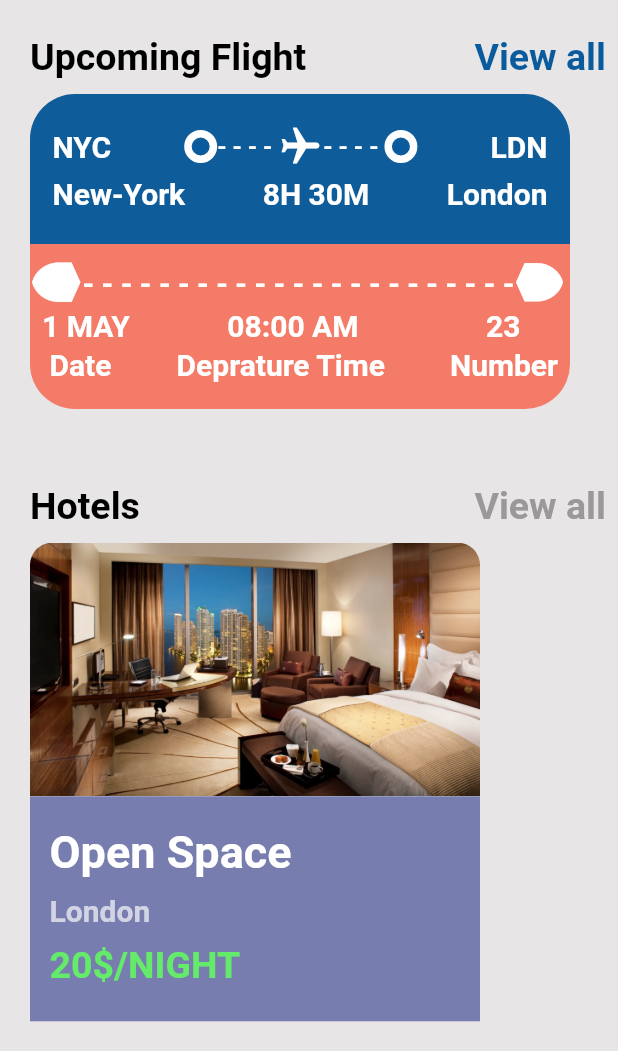
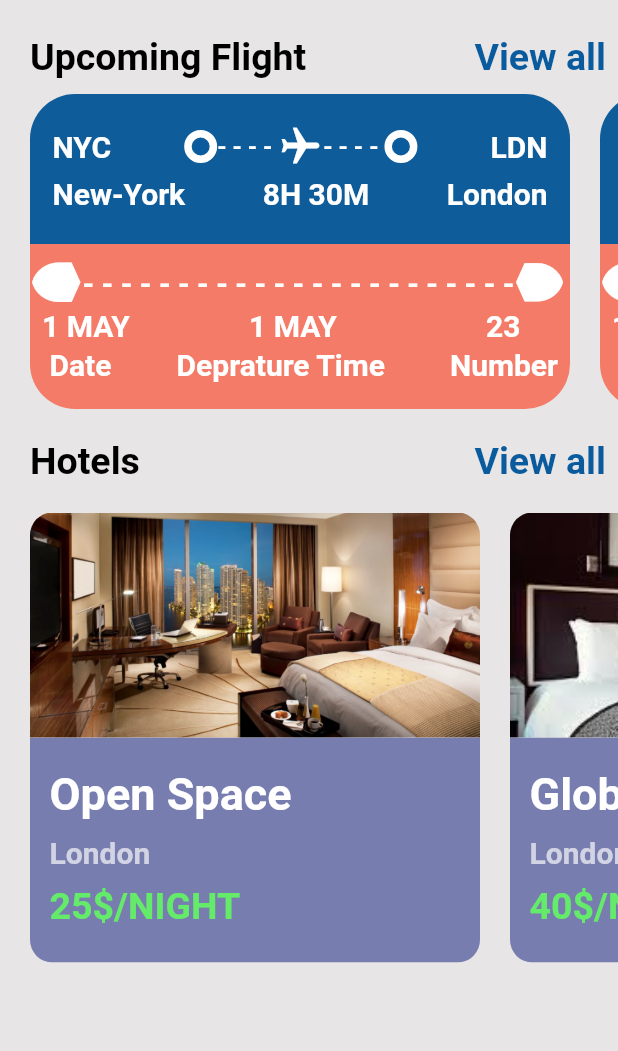
Before and after one commit to 7am3laa/Booking-Tickets-System, a Flutter app: the HomeScreen screen opened directly, on a phone screen of 412 x 824 dp, the part 185-1236 px from its top. Run offline on Flutter 3.47's test engine with Material 3 defaults, Android fonts, the phone set to English and light mode, and no system bars; our stand-ins replace gap, sqflite; accounts and stored records are empty.

Commit message:
Making the flight and hotel card dynamic

```diff
--- a/lib/Screens/homescreen.dart
+++ b/lib/Screens/homescreen.dart
@@ -1,11 +1,16 @@
+import 'package:flutter/cupertino.dart';
 import 'package:flutter/material.dart';
-import 'package:projectf/Widgets/CustomForFlightCards/cardtext.dart';
+import 'package:projectf/Screens/flightscreen.dart';
+import 'package:projectf/Screens/hotelscreen.dart';
 import 'package:projectf/Widgets/CustomForFlightCards/hotelcard.dart';
 import 'package:projectf/Widgets/CustomForFlightCards/placeflightcard.dart';
 import 'package:projectf/Widgets/CustomForFlightCards/timeflightcard.dart';
+import 'package:projectf/constant.dart';
 
 class HomeScreen extends StatelessWidget {
-  const HomeScreen({super.key});
+  HomeScreen({super.key});
+  List<Map<String, dynamic>> ticketList = DataSet().ticketList;
+  List<Map<String, dynamic>> hotelList = DataSet().hotelList;
 
   @override
   Widget build(BuildContext context) {
@@ -65,15 +70,15 @@ class HomeScreen extends StatelessWidget {
             const SizedBox(
               height: 20,
             ),
-            const Padding(
-              padding: EdgeInsets.only(left: 20.0),
+            Padding(
+              padding: const EdgeInsets.only(left: 20.0),
               child: Column(
                 crossAxisAlignment: CrossAxisAlignment.start,
                 children: [
                   Row(
                     mainAxisAlignment: MainAxisAlignment.spaceBetween,
                     children: [
-                      Text(
+                      const Text(
                         "Upcoming Flight",
                         style: TextStyle(
                             fontSize: 25,
@@ -81,8 +86,17 @@ class HomeScreen extends StatelessWidget {
                             fontWeight: FontWeight.bold),
                       ),
                       Padding(
-                        padding: EdgeInsets.only(right: 8.0),
-                        child: Text(
+                        padding: const EdgeInsets.only(right: 8.0),
+                        child: GestureDetector(
+                          onTap: () {
+                            Navigator.push(
+                              context,
+                              MaterialPageRoute(
+                                builder: (context) => FlightScreen(),
+                              ),
+                            );
+                          },
+                          child: const Text(
                             "View all",
                             style: TextStyle(
                                 fontSize: 25,
@@ -90,20 +104,44 @@ class HomeScreen extends StatelessWidget {
                                 fontWeight: FontWeight.bold),
                           ),
                         ),
+                      ),
                     ],
                   ),
-                  SizedBox(
+                  const SizedBox(
                     height: 10,
                   ),
-                  PlaceFlightCard(),
-                  TimeFlightCard(),
                   SizedBox(
-                    height: 50,
+                    height: 210,
+                    child: ListView.builder(
+                      scrollDirection: Axis.horizontal,
+                      itemCount: ticketList.length,
+                      itemBuilder: (BuildContext context, int index) {
+                        final item = ticketList[index];
+                        return Column(
+                          children: [
+                            PlaceFlightCard(
+                                sourceName: item['from']['name'],
+                                sourceCode: item['from']['code'],
+                                destinationName: item['to']['name'],
+                                destinationCode: item['to']['code'],
+                                flyingTime: item['flying_time']),
+                            TimeFlightCard(
+                              flightDate: item['date'],
+                              flightTime: item['departure_time'],
+                              flightNumber: item['number'],
+                            )
+                          ],
+                        );
+                      },
+                    ),
+                  ),
+                  const SizedBox(
+                    height: 20,
                   ),
                   Row(
                     mainAxisAlignment: MainAxisAlignment.spaceBetween,
                     children: [
-                      Text(
+                      const Text(
                         "Hotels",
                         style: TextStyle(
                             fontSize: 25,
@@ -111,21 +149,48 @@ class HomeScreen extends StatelessWidget {
                             fontWeight: FontWeight.bold),
                       ),
                       Padding(
-                        padding: EdgeInsets.only(right: 8.0),
-                        child: Text(
+                        padding: const EdgeInsets.only(right: 8.0),
+                        child: GestureDetector(
+                          onTap: () {
+                            Navigator.push(
+                              context,
+                              MaterialPageRoute(
+                                builder: (context) => HotelScreen(),
+                              ),
+                            );
+                          },
+                          child: const Text(
                             "View all",
                             style: TextStyle(
                                 fontSize: 25,
-                              color: Color.fromARGB(255, 154, 152, 152),
+                                color: Color.fromARGB(255, 10, 91, 158),
                                 fontWeight: FontWeight.bold),
+                          ),
                         ),
                       ),
                     ],
                   ),
+                  const SizedBox(
+                    height: 20,
+                  ),
                   SizedBox(
-                    height: 10,
+                    height: 300,
+                    child: ListView.builder(
+                      scrollDirection: Axis.horizontal,
+                      itemCount: hotelList.length,
+                      itemBuilder: (BuildContext context, int index) {
+                        final item = hotelList[index];
+                        return HotelCard(
+                          containerWidth: 300,
+                          containerHeight: 150,
+                          hotelImage: item['image'],
+                          hotelName: item['name'],
+                          hotelPlace: item['place'],
+                          nightPrice: item['price'],
+                        );
+                      },
                     ),
-                  HotelCard(),
+                  ),
                 ],
               ),
             ),
--- a/lib/Widgets/CustomForFlightCards/cardtext.dart
+++ b/lib/Widgets/CustomForFlightCards/cardtext.dart
@@ -1,5 +1,6 @@
 import 'package:flutter/material.dart';
 
+// ignore: must_be_immutable
 class CardText extends StatelessWidget {
   Color textColor;
   double fontSize;
--- a/lib/Widgets/CustomForFlightCards/hotelcard.dart
+++ b/lib/Widgets/CustomForFlightCards/hotelcard.dart
@@ -2,49 +2,74 @@ import 'package:flutter/material.dart';
 import 'package:projectf/Widgets/CustomForFlightCards/cardtext.dart';
 
 class HotelCard extends StatelessWidget {
-  const HotelCard({
+  String hotelName;
+  String hotelPlace;
+  String hotelImage;
+  int nightPrice;
+  final double containerWidth;
+  final double containerHeight;
+  HotelCard({
+    required this.containerHeight,
+    required this.containerWidth,
+    required this.hotelImage,
+    required this.hotelName,
+    required this.hotelPlace,
+    required this.nightPrice,
     super.key,
   });
 
   @override
   Widget build(BuildContext context) {
-    return Column(
+    return Row(
       children: [
-        ClipRRect(
+        Column(
+          children: [
+            SizedBox(
+              width: containerWidth,
+              height: 150,
+              child: ClipRRect(
                 borderRadius: const BorderRadius.only(
                   topLeft: Radius.circular(15),
                   topRight: Radius.circular(15),
                 ),
                 child: Image.asset(
-            'assets/images/hotel1.png',
-            width: 300,
+                  'assets/images/hotels/$hotelImage',
+                  width: containerWidth,
+                  height: containerHeight,
+                  fit: BoxFit.cover,
                 ),
               ),
-        Container(
+            ),
+            ClipRRect(
+              borderRadius: const BorderRadius.only(
+                bottomLeft: Radius.circular(15),
+                bottomRight: Radius.circular(15),
+              ),
+              child: Container(
                 color: const Color(0xFF787DAF),
-          width: 300,
-          height: 150,
+                width: containerWidth,
+                height: containerHeight,
                 child: Padding(
                   padding: const EdgeInsets.only(top: 20.0, left: 13),
                   child: Column(
                     crossAxisAlignment: CrossAxisAlignment.start,
                     children: [
                       CardText(
-                    textContent: 'Open Space',
+                          textContent: hotelName,
                           textColor: Colors.white,
                           fontSize: 30),
                       const SizedBox(
                         height: 10,
                       ),
                       CardText(
-                    textContent: 'London',
+                          textContent: hotelPlace,
                           textColor: const Color.fromARGB(170, 255, 255, 255),
                           fontSize: 20),
                       const SizedBox(
                         height: 10,
                       ),
                       CardText(
-                  textContent: "20\$/NIGHT",
+                        textContent: "$nightPrice\$/NIGHT",
                         textColor: const Color.fromARGB(255, 100, 235, 105),
                         fontSize: 25,
                         textWeight: 'Yes',
@@ -52,7 +77,14 @@ class HotelCard extends StatelessWidget {
                     ],
                   ),
                 ),
+              ),
             )
+          ],
+        ),
+        const SizedBox(
+          height: 20,
+          width: 20,
+        ),
       ],
     );
   }
--- a/lib/Widgets/CustomForFlightCards/placeflightcard.dart
+++ b/lib/Widgets/CustomForFlightCards/placeflightcard.dart
@@ -2,11 +2,25 @@ import 'package:flutter/material.dart';
 import 'package:projectf/Widgets/CustomForFlightCards/cardtext.dart';
 
 class PlaceFlightCard extends StatelessWidget {
-  const PlaceFlightCard({super.key});
+  String sourceName;
+  String sourceCode;
+  String destinationName;
+  String destinationCode;
+  String flyingTime;
+
+  PlaceFlightCard(
+      {required this.sourceName,
+      required this.sourceCode,
+      required this.destinationName,
+      required this.destinationCode,
+      required this.flyingTime,
+      super.key});
 
   @override
   Widget build(BuildContext context) {
-    return ClipRRect(
+    return Row(
+      children: [
+        ClipRRect(
           borderRadius: const BorderRadius.only(
             topLeft: Radius.circular(30.0),
             topRight: Radius.circular(30.0),
@@ -16,15 +30,15 @@ class PlaceFlightCard extends StatelessWidget {
             width: 360,
             height: 100,
             child: Padding(
-          padding:
-              const EdgeInsets.only(left: 15.0, top: 20, bottom: 10, right: 15),
+              padding: const EdgeInsets.only(
+                  left: 15.0, top: 20, bottom: 10, right: 15),
               child: Column(
                 children: [
                   Row(
                     mainAxisAlignment: MainAxisAlignment.spaceBetween,
                     children: [
                       CardText(
-                    textContent: 'NYC',
+                        textContent: sourceCode,
                         textColor: Colors.white,
                         fontSize: 20,
                         textWeight: 'Yes',
@@ -78,7 +92,7 @@ class PlaceFlightCard extends StatelessWidget {
                         ],
                       ),
                       CardText(
-                    textContent: 'LDN',
+                        textContent: destinationCode,
                         textColor: Colors.white,
                         fontSize: 20,
                         textWeight: 'Yes',
@@ -92,23 +106,28 @@ class PlaceFlightCard extends StatelessWidget {
                     mainAxisAlignment: MainAxisAlignment.spaceBetween,
                     children: [
                       CardText(
-                      textContent: 'New-York',
+                          textContent: sourceName,
                           textColor: Colors.white,
                           fontSize: 20),
                       CardText(
-                      textContent: '8H 30M',
+                          textContent: flyingTime,
                           textColor: Colors.white,
                           fontSize: 20),
                       CardText(
-                      textContent: 'London',
+                          textContent: destinationName,
                           textColor: Colors.white,
                           fontSize: 20),
                     ],
-              )
+                  ),
                 ],
               ),
             ),
           ),
+        ),
+        SizedBox(
+          width: 20,
+        )
+      ],
     );
   }
 }
--- a/lib/Widgets/CustomForFlightCards/timeflightcard.dart
+++ b/lib/Widgets/CustomForFlightCards/timeflightcard.dart
@@ -2,13 +2,21 @@ import 'package:flutter/material.dart';
 import 'package:projectf/Widgets/CustomForFlightCards/cardtext.dart';
 
 class TimeFlightCard extends StatelessWidget {
-  const TimeFlightCard({
+  String flightDate;
+  String flightTime;
+  int flightNumber;
+  TimeFlightCard({
+    required this.flightDate,
+    required this.flightTime,
+    required this.flightNumber,
     super.key,
   });
 
   @override
   Widget build(BuildContext context) {
-    return ClipRRect(
+    return Row(
+      children: [
+        ClipRRect(
           borderRadius: const BorderRadius.only(
             bottomLeft: Radius.circular(30.0),
             bottomRight: Radius.circular(30.0),
@@ -53,20 +61,20 @@ class TimeFlightCard extends StatelessWidget {
                     mainAxisAlignment: MainAxisAlignment.spaceBetween,
                     children: [
                       CardText(
-                      textContent: '1 MAY',
+                          textContent: flightDate,
                           textColor: Colors.white,
                           fontSize: 20),
                       Padding(
                         padding: const EdgeInsets.only(right: 20.0),
                         child: CardText(
-                        textContent: '08:00 AM',
+                            textContent: flightDate,
                             textColor: Colors.white,
                             fontSize: 20),
                       ),
                       Padding(
                         padding: const EdgeInsets.only(right: 25.0),
                         child: CardText(
-                        textContent: '23',
+                            textContent: '$flightNumber',
                             textColor: Colors.white,
                             fontSize: 20),
                       ),
@@ -74,7 +82,8 @@ class TimeFlightCard extends StatelessWidget {
                   ),
                 ),
                 Padding(
-              padding: const EdgeInsets.symmetric(horizontal: 8, vertical: 3),
+                  padding:
+                      const EdgeInsets.symmetric(horizontal: 8, vertical: 3),
                   child: Row(
                     mainAxisAlignment: MainAxisAlignment.spaceBetween,
                     children: [
@@ -96,6 +105,11 @@ class TimeFlightCard extends StatelessWidget {
               ],
             ),
           ),
+        ),
+        SizedBox(
+          width: 20,
+        )
+      ],
     );
   }
 }
--- a/lib/Widgets/searchWidegts/searchfunction.dart
+++ b/lib/Widgets/searchWidegts/searchfunction.dart
@@ -50,7 +50,8 @@ class SearchResults extends SearchDelegate<String> {
   }
 
   Widget buildList(bool isHotel, String query, BuildContext context) {
-    final List<Map<String, dynamic>> list = isHotel ? hotelList : ticketList;
+    final List<Map<String, dynamic>> list =
+        isHotel ? DataSet().hotelList : DataSet().ticketList;
 
     if (query.isEmpty) {
       return ListView.builder(
@@ -62,7 +63,7 @@ class SearchResults extends SearchDelegate<String> {
       );
     } else {
       isHotel ? filteredList = list : filteredList = list;
-       filteredList = list
+      filteredList = list
           .where((element) =>
               element['place']
                   .toString()
@@ -81,7 +82,6 @@ class SearchResults extends SearchDelegate<String> {
         },
       );
     }
-
   }
 
   Widget buildListItem(BuildContext context, Map<String, dynamic> item) {
--- a/lib/constant.dart
+++ b/lib/constant.dart
@@ -57,6 +57,7 @@ class AppLayout {
   }
 }
 
+class DataSet {
   List<Map<String, dynamic>> ticketList = [
     {
       'from': {'code': "NYC", 'name': "New-York"},
@@ -97,21 +98,22 @@ List<Map<String, dynamic>> ticketList = [
   ];
   List<Map<String, dynamic>> hotelList = [
     {
-    'image': 'one.png',
-    'place': 'Open Space',
-    'destination': 'London',
-    'price': 25
+      'image': 'hotel1.png',
+      'name': 'Open Space',
+      'place': 'London',
+      'price': 25,
     },
     {
-    'image': 'two.png',
-    'place': 'Global Will',
-    'destination': 'London',
-    'price': 40
+      'image': 'hotel2.png',
+      'name': 'Global Will',
+      'place': 'London',
+      'price': 40,
     },
     {
-    'image': 'three.png',
-    'place': 'Tallest Building',
-    'destination': 'Dubai',
-    'price': 68
+      'image': 'hotel3.png',
+      'name': 'Tallest Building',
+      'place': 'Dubai',
+      'price': 68,
     },
   ];
+}
```
Also changed, not shown: lib/Screens/flightscreen.dart (added, +44 -0 lines), lib/Screens/hotelscreen.dart (added, +41 -0 lines), pubspec.yaml (+3 -4 lines), assets/images/hotels/hotel0.png (renamed from assets/images/one.png), assets/images/hotels/hotel1.png (renamed from assets/images/hotel1.png), assets/images/hotels/hotel2.png (renamed from assets/images/hotel2.png), assets/images/hotels/hotel3.png (renamed from assets/images/three.png), assets/images/hotels/hotel4.png (renamed from assets/images/two.png). Lines whose indentation alone changed are shown as unchanged.
